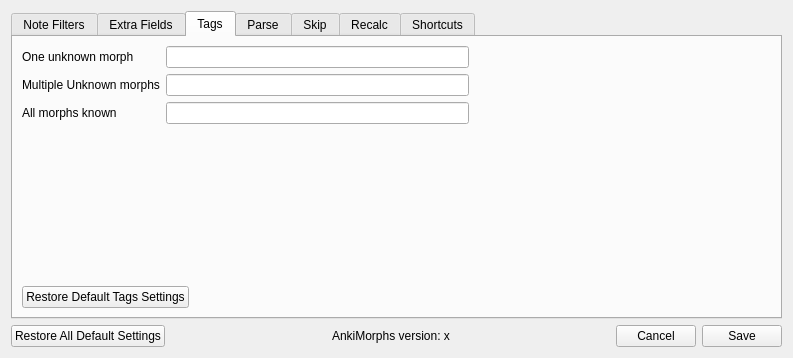
First picture: the form in ankimorphs/ui/settings_dialog.ui, repository mortii/anki-morphs, before the edit.
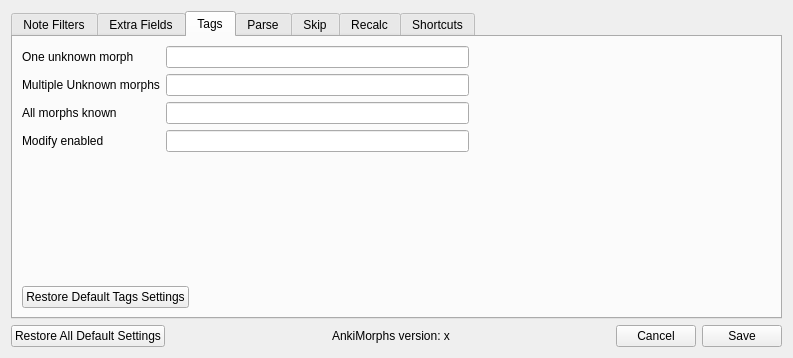
Second picture: the form after the edit. The open tabs and pages were chosen to show the change.

Patch:
```diff
--- a/ankimorphs/ui/settings_dialog.ui
+++ b/ankimorphs/ui/settings_dialog.ui
@@ -167,6 +167,13 @@
                  </property>
                 </widget>
                </item>
+               <item>
+                <widget class="QLabel" name="label_7">
+                 <property name="text">
+                  <string>Modify enabled</string>
+                 </property>
+                </widget>
+               </item>
               </layout>
              </item>
              <item>
@@ -180,6 +187,9 @@
                <item>
                 <widget class="QLineEdit" name="stale_tag_input"/>
                </item>
+               <item>
+                <widget class="QLineEdit" name="lineEdit_2"/>
+               </item>
               </layout>
              </item>
              <item>
```
Left out of the diff: 9 changed lines with no effect on the pictures.
